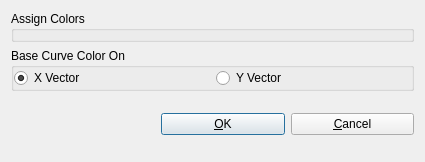
This is src/libkstapp/choosecolordialog.ui in Kst-plot/kst as Qt 5 draws it before an edit. The edited form follows.
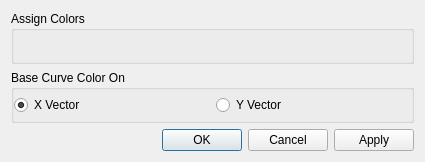
This is the edited form.

Commit message: Replace current buttons with QDialogButtonBox with OK/Apply/Cancel functionality for ChooseColorDialog, ChangeDataSampleDialog and DifferentiateCurvesDialog.

The edit to the form file:
```diff
--- a/src/libkstapp/choosecolordialog.ui
+++ b/src/libkstapp/choosecolordialog.ui
@@ -86,59 +86,14 @@
     </widget>
    </item>
    <item row="2" column="0" >
-    <layout class="QHBoxLayout" >
-     <property name="leftMargin" >
-      <number>0</number>
-     </property>
-     <property name="topMargin" >
-      <number>0</number>
-     </property>
-     <property name="rightMargin" >
-      <number>0</number>
-     </property>
-     <property name="bottomMargin" >
-      <number>0</number>
-     </property>
-     <item>
-      <spacer>
-       <property name="orientation" >
-        <enum>Qt::Vertical</enum>
-       </property>
-       <property name="sizeType" >
-        <enum>QSizePolicy::Expanding</enum>
-       </property>
-       <property name="sizeHint" >
-        <size>
-         <width>150</width>
-         <height>20</height>
-        </size>
-       </property>
-      </spacer>
-     </item>
-     <item>
-      <widget class="QPushButton" name="OK" >
-       <property name="whatsThis" >
-        <string>Apply new colors to applicable vectors.</string>
-       </property>
-       <property name="text" >
-        <string>&amp;OK</string>
-       </property>
-       <property name="default" >
-        <bool>true</bool>
-       </property>
-      </widget>
-     </item>
-     <item>
-      <widget class="QPushButton" name="Cancel" >
-       <property name="whatsThis" >
-        <string>Close dialog without applying further changes.</string>
-       </property>
-       <property name="text" >
-        <string>&amp;Cancel</string>
-       </property>
-      </widget>
-     </item>
-    </layout>
+    <widget class="QDialogButtonBox" name="_buttonBox" >
+      <property name="orientation" >
+        <enum>Qt::Horizontal</enum>
+      </property>
+      <property name="standardButtons" >
+        <set>QDialogButtonBox::Apply|QDialogButtonBox::Cancel|QDialogButtonBox::NoButton|QDialogButtonBox::Ok</set>
+      </property>
+    </widget>
    </item>
   </layout>
  </widget>
```
The commit also changes 10 other files.
